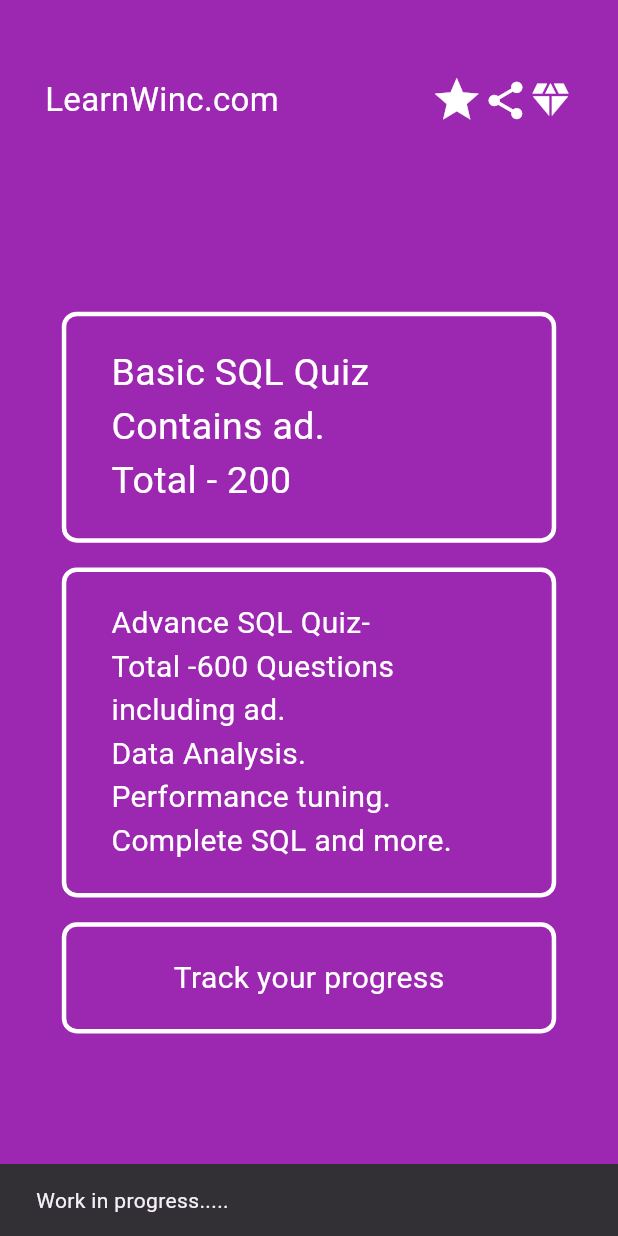
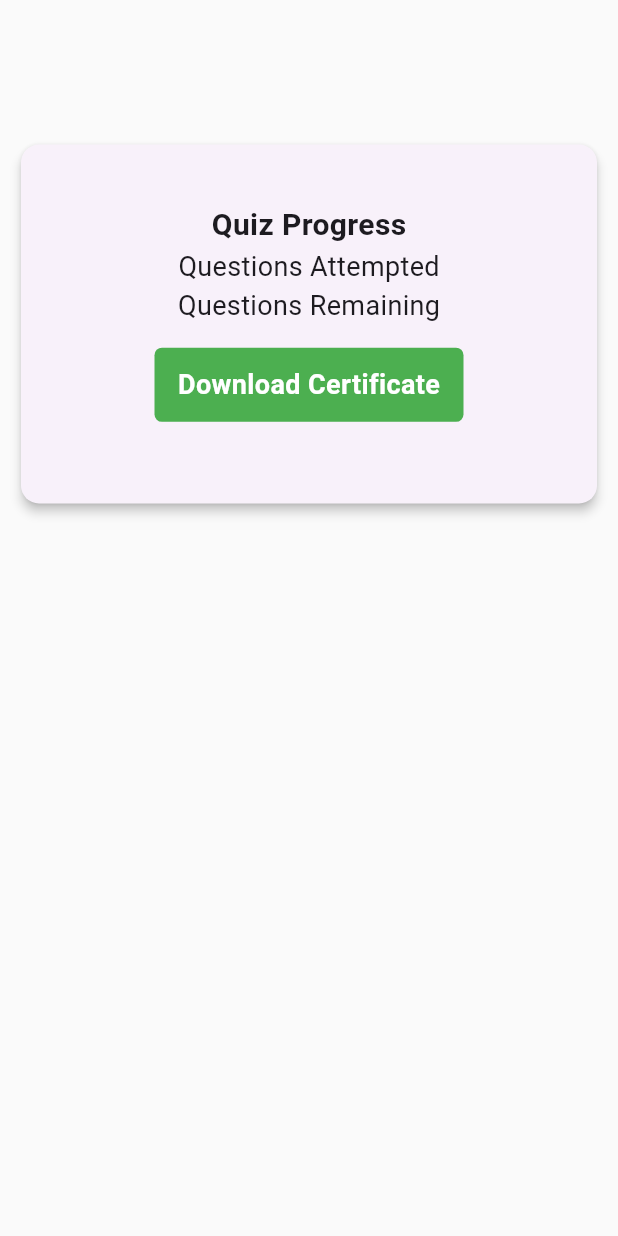
Before and after one commit to Vivekkumar523/MCQProject, a Flutter app: the screen it shows after launch, after a tap on "Track your progress", on a phone screen of 412 x 824 dp. Run offline on Flutter 3.47's test engine with Material 3 defaults, Android fonts, the phone set to English and light mode, and no system bars; our stand-ins replace get.

Commit message:
need pull

```diff
--- a/lib/screen/program_list_screen.dart
+++ b/lib/screen/program_list_screen.dart
@@ -1,6 +1,7 @@
 import 'package:flutter/material.dart';
 import 'package:get/get.dart';
 import 'package:get/get_core/src/get_main.dart';
+import 'package:mcqproject/screen/quiz_progress_screen.dart';
 import 'package:mcqproject/screen/quize_screen.dart';
 
 class ProgramListScreen extends StatelessWidget {
@@ -148,6 +149,10 @@ class ProgramListScreen extends StatelessWidget {
                         SnackBar(content: Text('Work in progress.....')),
                       );
                     },
+                    child: GestureDetector(
+                      onTap: (){
+                        Get.to(()=>QuizProgressScreen());
+                      },
                       child: Container(
                         height: MediaQuery.sizeOf(context).height * 0.09,
                         width: MediaQuery.sizeOf(context).width * 0.8,
@@ -168,6 +173,7 @@ class ProgramListScreen extends StatelessWidget {
                           ),
                         ),
                       ),
+                    ),
                   )
                 ],
               ),
--- /dev/null
+++ b/lib/screen/quiz_progress_screen.dart
@@ -0,0 +1,28 @@
+import 'package:flutter/material.dart';
+import 'package:mcqproject/widget/quiz_card.dart';
+
+class QuizProgressScreen extends StatelessWidget {
+  const QuizProgressScreen({super.key});
+
+  @override
+  Widget build(BuildContext context) {
+    return Scaffold(
+      backgroundColor: Colors.grey.shade50,
+      body: Padding(
+        padding: const EdgeInsets.all(10.0),
+        child: Column(
+          children: [
+            SizedBox(
+              height: MediaQuery.sizeOf(context).height * 0.1,
+            ),
+            QuizCard(
+              quizTitle: "Quiz Progress",
+              questionAttemped: "Questions Attempted",
+              questionRemaining: "Questions Remaining",
+            )
+          ],
+        ),
+      ),
+    );
+  }
+}
--- a/lib/screen/quize_screen.dart
+++ b/lib/screen/quize_screen.dart
@@ -1,4 +1,7 @@
 import 'package:flutter/material.dart';
+import 'package:get/get.dart';
+import 'package:get/get_core/src/get_main.dart';
+import 'package:mcqproject/screen/quiz_progress_screen.dart';
 
 import 'package:mcqproject/screen/result_screen.dart';
 import 'package:mcqproject/widget/answer_cart.dart';
@@ -125,6 +128,7 @@ class _QuizeScreenState extends State<QuizeScreen> {
               RectangularButton(
                   label: "More Question",
                   onPressed: (){
+
                     ScaffoldMessenger.of(context).showSnackBar(
                       SnackBar(content: Text("Development in progress...")),
                     );
--- /dev/null
+++ b/lib/widget/quiz_card.dart
@@ -0,0 +1,56 @@
+import 'package:flutter/cupertino.dart';
+import 'package:flutter/material.dart';
+
+class QuizCard extends StatelessWidget {
+  String ?quizTitle;
+  String ?questionAttemped;
+  String? questionRemaining;
+   QuizCard({super.key,this.quizTitle,this.questionAttemped,this.questionRemaining});
+
+  @override
+  Widget build(BuildContext context) {
+    return SizedBox(
+      height: MediaQuery.sizeOf(context).height * 0.30,
+      width: double.infinity,
+      child: Card(
+        elevation: 3,
+        child: Center(
+          child: Column(
+            mainAxisSize: MainAxisSize.min,
+            children: [
+              Text(
+                quizTitle.toString(),
+                style: TextStyle(fontSize: 20, fontWeight: FontWeight.bold),
+              ),
+              Text(questionAttemped.toString(),
+                  style: TextStyle(
+                    fontSize: 18,
+                  )),
+              Text(questionRemaining.toString(),
+                  style: TextStyle(
+                    fontSize: 18,
+                  )),
+              Padding(
+                padding: const EdgeInsets.symmetric(vertical: 15.0),
+                child: Container(
+                  height: MediaQuery.sizeOf(context).height * 0.06,
+                  width: MediaQuery.sizeOf(context).width * 0.5,
+                  decoration: BoxDecoration(
+                      color: Colors.green,
+                      borderRadius: BorderRadius.circular(5)),
+                  child: Align(
+                      alignment: Alignment.center,
+                      child: Text("Download Certificate",
+                          style: TextStyle(
+                              fontSize: 18,
+                              color: Colors.white,
+                              fontWeight: FontWeight.bold))),
+                ),
+              )
+            ],
+          ),
+        ),
+      ),
+    );
+  }
+}
```
Lines whose indentation alone changed are shown as unchanged.
